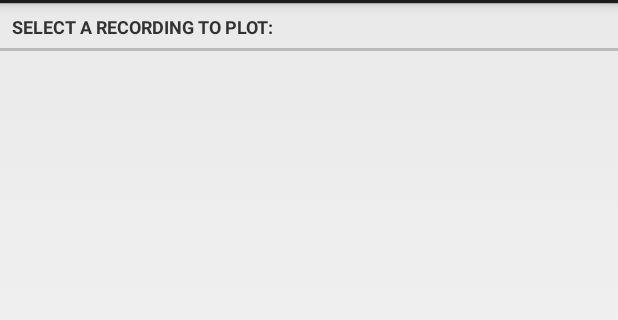
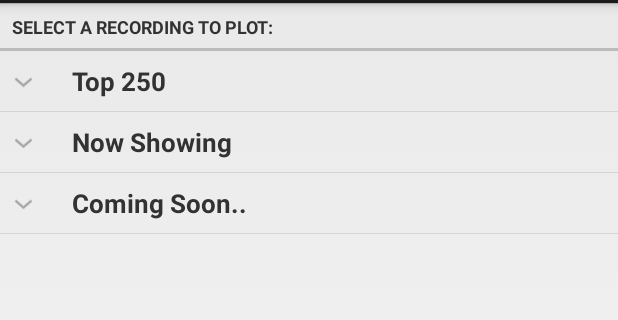
Before and after one commit to nadezhda93/SensorTagLog, an Android app: the RecordingsDataActivity screen opened directly, with no data from a screen before it, on a phone screen of 412 x 824 dp, the part 69-389 px from its top. Run offline under Robolectric (Android 15) with nearby library versions, the phone set to English and light mode, and no system bars.

Commit message:
Rewritten RecordingsDataActivity wit ExpandableListView with arbitrary data - work in progress.

```diff
--- a/app/src/main/java/com/nadia/android/sensortaglog/RecordingsDataActivity.java
+++ b/app/src/main/java/com/nadia/android/sensortaglog/RecordingsDataActivity.java
@@ -1,16 +1,13 @@
 package com.nadia.android.sensortaglog;
 
 import android.app.Activity;
-import android.bluetooth.BluetoothDevice;
-import android.content.Intent;
 import android.os.Bundle;
 import android.util.Log;
-import android.view.View;
-import android.widget.AdapterView;
-import android.widget.ListView;
-import android.widget.Toast;
+import android.widget.ExpandableListView;
 
 import java.util.ArrayList;
+import java.util.HashMap;
+import java.util.List;
 
 /**
  * Created by nadia on 09/01/15.
@@ -22,10 +19,14 @@ public class RecordingsDataActivity extends Activity {
     private static final String TAG = "RecordingsDataActivity";
     private SensorDataSQLiteHelper db = new SensorDataSQLiteHelper(this);
 
-    private ListView mRecordingsListView;
-    private CustomRecordingsListAdapter mRecordingsAdapter;
-    private ArrayList<RecordingsDataModel> mRecordings
-            = new ArrayList<RecordingsDataModel>();
+    private ExpandableListView mExpRecordingsListView;
+    private RecordingsExpListAdapter mExpRecordingsAdapter;
+
+    List<String> listDataHeader;
+    HashMap<String, List<String>> listDataChild;
+
+//   private ArrayList<RecordingsDataModel> mRecordings
+//            = new ArrayList<RecordingsDataModel>();
 
     @Override
     protected void onCreate(Bundle savedInstanceState) {
@@ -33,60 +34,107 @@ public class RecordingsDataActivity extends Activity {
         Log.i(TAG, "onCreate started");
         setContentView(R.layout.activity_recordings);
 
-        //wire up ListView widget by resource ID
-        mRecordingsListView = (ListView) findViewById(R.id.recordings_found_list);
+        //wire up ExpandableListView widget by resource ID
+        mExpRecordingsListView = (ExpandableListView) findViewById(R.id.expandable_list_view);
         //set the adapter to the listView in the layout using default android list layout
-        mRecordingsAdapter = new CustomRecordingsListAdapter(this,
-                android.R.layout.simple_list_item_1, mRecordings);
-        mRecordingsListView.setAdapter(mRecordingsAdapter);
 
-        //check if the database exists
-        if (!db.doesDatabaseExist()){
-            Toast.makeText(this, "No recordings exist! Please go back.", Toast.LENGTH_LONG).show();
-            Log.d(TAG, "No recordings in database");
-        }
-        //populate RecordingsDataModel by making an object for every recording
-        //by querying the database and putting the objects on screen
-        else {
-            mRecordings = db.queryRecordings();
-            Log.d(TAG, "queryRecordings started");
-        }
-        //unwrap the array of objects and add to adapter to put on screen
-        for(int i = 0; i<mRecordings.size(); i++){
-            RecordingsDataModel rec = mRecordings.get(i);
-            mRecordingsAdapter.add(rec);
-            mRecordingsAdapter.notifyDataSetChanged();
-            Log.d(TAG, "ID: "     + rec.getId());
-            Log.d(TAG, "Tstart: " + rec.getStart());
-            Log.d(TAG, "Tend: "   + rec.getEnd());
+        // preparing list data
+        prepareListData();
 
-        }
+        mExpRecordingsAdapter = new RecordingsExpListAdapter(this,
+                listDataHeader, listDataChild);
+        mExpRecordingsListView.setAdapter(mExpRecordingsAdapter);
 
-        //set up listener for the list of recordings
-        mRecordingsListView.setOnItemClickListener(new AdapterView.OnItemClickListener() {
-            @Override
-            public void onItemClick(AdapterView<?> parent, View view, int position, long id) {
-                //get clicked object
-                RecordingsDataModel clicked_rec = mRecordingsAdapter.getItem(position);
-                Log.d(TAG, "Rec ID: " + clicked_rec.getId() + " was clicked");
-
-                // open new activity using an intent and send in strings of
-                //id, start and end timestamps for query in next activity
-                final Intent intent = new Intent(RecordingsDataActivity.this, PlotActivity.class);
-                intent.putExtra(PlotActivity.EXTRAS_REC_ID,          clicked_rec.getId());
-                intent.putExtra(PlotActivity.EXTRAS_START_TIMESTAMP, clicked_rec.getStart());
-                intent.putExtra(PlotActivity.EXTRAS_END_TIMESTAMP,   clicked_rec.getEnd());
-                //start new PlotActivity
-                startActivity(intent);
-            }
-        });
+//        //check if the database exists
+//        if (!db.doesDatabaseExist()){
+//            Toast.makeText(this, "No recordings exist! Please go back.", Toast.LENGTH_LONG).show();
+//            Log.d(TAG, "No recordings in database");
+//        }
+//        //populate RecordingsDataModel by making an object for every recording
+//        //by querying the database and putting the objects on screen
+//        else {
+//            mRecordings = db.queryRecordings();
+//            Log.d(TAG, "queryRecordings started");
+//        }
+//        //unwrap the array of objects and add to adapter to put on screen
+//        for(int i = 0; i<mRecordings.size(); i++){
+//            RecordingsDataModel rec = mRecordings.get(i);
+//            mRecordingsAdapter.add(rec);
+//            mRecordingsAdapter.notifyDataSetChanged();
+//            Log.d(TAG, "ID: "     + rec.getId());
+//            Log.d(TAG, "Tstart: " + rec.getStart());
+//            Log.d(TAG, "Tend: "   + rec.getEnd());
+//
+//        }
+//
+//        //set up listener for the list of recordings
+//        mRecordingsListView.setOnItemClickListener(new AdapterView.OnItemClickListener() {
+//            @Override
+//            public void onItemClick(AdapterView<?> parent, View view, int position, long id) {
+//                //get clicked object
+//                RecordingsDataModel clicked_rec = mRecordingsAdapter.getItem(position);
+//                Log.d(TAG, "Rec ID: " + clicked_rec.getId() + " was clicked");
+//
+//                // open new activity using an intent and send in strings of
+//                //id, start and end timestamps for query in next activity
+//                final Intent intent = new Intent(RecordingsDataActivity.this, PlotActivity.class);
+//                intent.putExtra(PlotActivity.EXTRAS_REC_ID,          clicked_rec.getId());
+//                intent.putExtra(PlotActivity.EXTRAS_START_TIMESTAMP, clicked_rec.getStart());
+//                intent.putExtra(PlotActivity.EXTRAS_END_TIMESTAMP,   clicked_rec.getEnd());
+//                //start new PlotActivity
+//                startActivity(intent);
+//            }
+//        });
     }
 
     @Override
     protected void onDestroy() {
         super.onDestroy();
-        mRecordingsAdapter.clear();
-        mRecordings.clear();
+        //mExpRecordingsAdapter.clear();
+        //mExpRecordings.clear();
+    }
+
+
+    /*
+     * Preparing the list data
+     */
+    private void prepareListData() {
+        listDataHeader = new ArrayList<String>();
+        listDataChild = new HashMap<String, List<String>>();
+
+        // Adding child data
+        listDataHeader.add("Top 250");
+        listDataHeader.add("Now Showing");
+        listDataHeader.add("Coming Soon..");
+
+        // Adding child data
+        List<String> top250 = new ArrayList<String>();
+        top250.add("The Shawshank Redemption");
+        top250.add("The Godfather");
+        top250.add("The Godfather: Part II");
+        top250.add("Pulp Fiction");
+        top250.add("The Good, the Bad and the Ugly");
+        top250.add("The Dark Knight");
+        top250.add("12 Angry Men");
+
+        List<String> nowShowing = new ArrayList<String>();
+        nowShowing.add("The Conjuring");
+        nowShowing.add("Despicable Me 2");
+        nowShowing.add("Turbo");
+        nowShowing.add("Grown Ups 2");
+        nowShowing.add("Red 2");
+        nowShowing.add("The Wolverine");
+
+        List<String> comingSoon = new ArrayList<String>();
+        comingSoon.add("2 Guns");
+        comingSoon.add("The Smurfs 2");
+        comingSoon.add("The Spectacular Now");
+        comingSoon.add("The Canyons");
+        comingSoon.add("Europa Report");
+
+        listDataChild.put(listDataHeader.get(0), top250); // Header, Child data
+        listDataChild.put(listDataHeader.get(1), nowShowing);
+        listDataChild.put(listDataHeader.get(2), comingSoon);
     }
 
 }
--- /dev/null
+++ b/app/src/main/java/com/nadia/android/sensortaglog/RecordingsExpListAdapter.java
@@ -0,0 +1,181 @@
+package com.nadia.android.sensortaglog;
+//
+//import android.content.Context;
+//import android.util.Log;
+//import android.view.LayoutInflater;
+//import android.view.View;
+//import android.view.ViewGroup;
+//import android.widget.ArrayAdapter;
+//import android.widget.TextView;
+//
+//import java.util.List;
+//
+///**
+// * Created by nadia on 13/11/14.
+// * http://stackoverflow.com/questions/8166497/custom-adapter-for-list-view
+// * Adapter to display a list of all recordings made
+// */
+//public final class CustomRecordingsListAdapter extends ArrayAdapter<RecordingsDataModel> {
+//
+//    private String TAG = "CustomRecordingsListAdapter";
+//    private TextView recID;
+//    private TextView tStart;
+//    private TextView tEnd;
+//
+//
+//    public CustomRecordingsListAdapter(Context context, int listItemLayoutResourceId) {
+//        super(context, listItemLayoutResourceId);
+//    }
+//
+//    //constructor for adapter to use the relative layout file
+//    public CustomRecordingsListAdapter(final Context context, int resource, List<RecordingsDataModel> items) {
+//        super(context, resource, items);
+//    }
+//
+//    //override getView in order to specify what is displayed where
+//    @Override
+//    public View getView(int position, View convertView, ViewGroup parent) {
+//        View v = convertView;
+//
+//        if (v == null) {
+//            LayoutInflater vi;
+//            vi = LayoutInflater.from(getContext());
+//            v = vi.inflate(R.layout.list_item_recordings_layout, null);
+//        }
+//
+//        RecordingsDataModel recording = getItem(position);
+//
+//        if (recording != null) {
+//            Log.d(TAG, "Setting view...");
+//            recID  = (TextView)v.findViewById(R.id.recId);
+//            tStart = (TextView)v.findViewById(R.id.timestamp_start);
+//            tEnd   = (TextView)v.findViewById(R.id.timestamp_end);
+//
+//
+//           if (recID != null) {
+//               recID.setText("Recording no: " + String.valueOf(recording.getId()));
+//            }
+//            else {
+//                Log.d(TAG,"RecId returned null" );
+//            }
+//
+//            if (tStart != null) {
+//                tStart.setText("from "+recording.getStart());
+//            }
+//
+//            if (tEnd != null) {
+//                tEnd.setText("to " +recording.getEnd());
+//            }
+//        }
+//        return v;
+//    }
+//}
+
+//EXPANDABLE LIST ADAPTER
+//http://www.androidhive.info/2013/07/android-expandable-list-view-tutorial/
+
+import java.util.HashMap;
+import java.util.List;
+
+import android.content.Context;
+import android.graphics.Typeface;
+import android.view.LayoutInflater;
+import android.view.View;
+import android.view.ViewGroup;
+import android.widget.BaseExpandableListAdapter;
+import android.widget.TextView;
+
+public class RecordingsExpListAdapter extends BaseExpandableListAdapter {
+
+    private Context adapterContext;
+    private List<String> listDataHeader; // header titles
+
+    // child data in format of header title, child title
+    private HashMap<String, List<String>> listDataChild;
+
+    //constructor
+    public RecordingsExpListAdapter(Context context, List<String> listHeaderData,
+                                    HashMap<String, List<String>> listChildData) {
+        adapterContext = context;
+        listDataHeader = listHeaderData;
+        listDataChild  = listChildData;
+    }
+
+    @Override
+    public View getGroupView(int groupPosition, boolean isExpanded,
+                             View convertView, ViewGroup parent) {
+        String headerTitle = (String) getGroup(groupPosition);
+        if (convertView == null) {
+            LayoutInflater infalInflater = (LayoutInflater) adapterContext
+                    .getSystemService(Context.LAYOUT_INFLATER_SERVICE);
+            convertView = infalInflater.inflate(R.layout.activity_recordings_list_group, null);
+        }
+
+        TextView lblListHeader = (TextView)convertView.findViewById(R.id.expandable_list_header);
+        lblListHeader.setTypeface(null, Typeface.BOLD);
+        lblListHeader.setText(headerTitle);
+
+        return convertView;
+    }
+
+    @Override
+    public Object getGroup(int groupPosition) {
+        return listDataHeader.get(groupPosition);
+    }
+
+    @Override
+    public int getGroupCount() {
+        return listDataHeader.size();
+    }
+
+    @Override
+    public long getGroupId(int groupPosition) {
+        return groupPosition;
+    }
+
+
+    @Override
+    public View getChildView(int groupPosition, final int childPosition,
+                             boolean isLastChild, View convertView, ViewGroup parent) {
+
+        final String childText = (String) getChild(groupPosition, childPosition);
+
+        if (convertView == null) {
+            LayoutInflater infalInflater = (LayoutInflater) adapterContext
+                    .getSystemService(Context.LAYOUT_INFLATER_SERVICE);
+            convertView = infalInflater.inflate(R.layout.activity_recordings_list_item, null);
+        }
+
+        TextView txtListChild = (TextView) convertView
+                .findViewById(R.id.expandable_list_item);
+
+        txtListChild.setText(childText);
+        return convertView;
+    }
+
+    @Override
+    public Object getChild(int groupPosition, int childPosititon) {
+        return listDataChild.get(listDataHeader.get(groupPosition)).get(childPosititon);
+    }
+
+    @Override
+    public long getChildId(int groupPosition, int childPosition) {
+        return childPosition;
+    }
+
+    @Override
+    public int getChildrenCount(int groupPosition) {
+        return listDataChild.get(listDataHeader.get(groupPosition)).size();
+    }
+
+
+    @Override
+    public boolean hasStableIds() {
+        return false;
+    }
+
+    @Override
+    public boolean isChildSelectable(int groupPosition, int childPosition) {
+        return true;
+    }
+}
--- a/app/src/main/res/layout/activity_recordings.xml
+++ b/app/src/main/res/layout/activity_recordings.xml
@@ -1,4 +1,6 @@
-<LinearLayout xmlns:android="http://schemas.android.com/apk/res/android"
+<?xml version="1.0" encoding="utf-8"?>
+
+<!-- previous code: <LinearLayout xmlns:android="http://schemas.android.com/apk/res/android"
     xmlns:tools="http://schemas.android.com/tools"
     android:id = "@+id/linear_layout"
     android:layout_width="match_parent"
@@ -13,9 +15,29 @@
      android:textSize="12sp"
      style="?android:listSeparatorTextViewStyle"/>
 
-
     <ListView
         android:id="@+id/recordings_found_list"
         android:layout_width="fill_parent"
         android:layout_height="fill_parent" />
+</LinearLayout> -->
+
+
+<LinearLayout xmlns:android="http://schemas.android.com/apk/res/android"
+    android:layout_width="fill_parent"
+    android:layout_height="fill_parent"
+    android:orientation="vertical" >
+
+    <TextView
+        android:id="@+id/select_rec_to_plot"
+        android:layout_width="match_parent"
+        android:layout_height="wrap_content"
+        android:text="@string/select_rec_to_plot"
+        android:textSize="12sp"
+        style="?android:listSeparatorTextViewStyle"/>
+
+    <ExpandableListView
+        android:id="@+id/expandable_list_view"
+        android:layout_height="match_parent"
+        android:layout_width="match_parent"/>
+
 </LinearLayout>
--- /dev/null
+++ b/app/src/main/res/layout/activity_recordings_list_group.xml
@@ -0,0 +1,15 @@
+<?xml version="1.0" encoding="utf-8"?>
+<LinearLayout xmlns:android="http://schemas.android.com/apk/res/android"
+    android:layout_width="fill_parent"
+    android:layout_height="wrap_content"
+    android:orientation="vertical"
+    android:padding="8dp">
+
+    <TextView
+        android:id="@+id/expandable_list_header"
+        android:layout_width="fill_parent"
+        android:layout_height="wrap_content"
+        android:paddingLeft="?android:attr/expandableListPreferredItemPaddingLeft"
+        android:textSize="17dp" />
+
+</LinearLayout>
```
Also changed, not shown: app/src/main/java/com/nadia/android/sensortaglog/CustomRecordingsListAdapter.java (deleted, +0 -72 lines), app/src/main/res/layout/activity_recordings_list_item.xml (added, +16 -0 lines).
